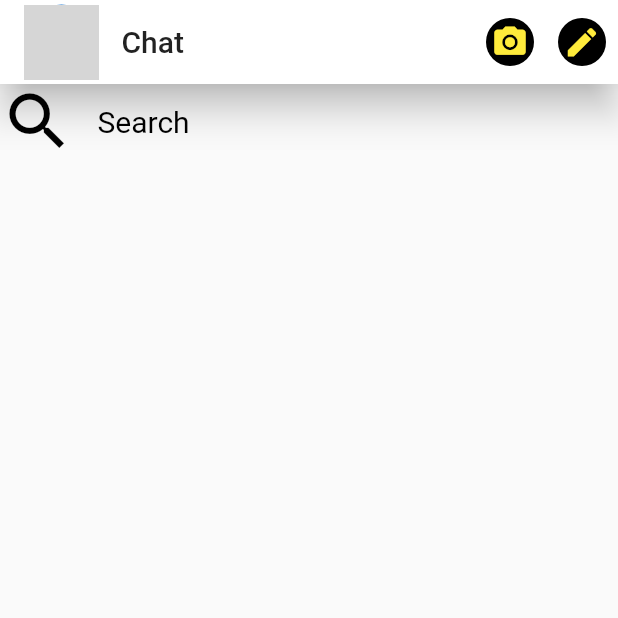
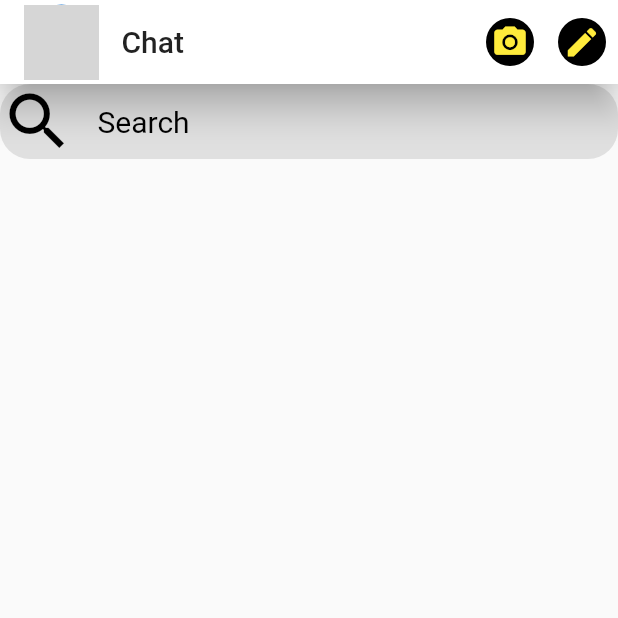
Before and after one commit to Devsaci/messengerdesignmnsour, a Flutter app: the screen it shows after launch, on a phone screen of 412 x 824 dp, the top half of it. Run offline on Flutter 3.47's test engine with Material 2 defaults, Android fonts, the phone set to English and light mode, and no system bars; network calls fail; grey boxes are pictures that could not be loaded.

Commit message:
Container

```diff
--- a/lib/messager_screen.dart
+++ b/lib/messager_screen.dart
@@ -52,7 +52,12 @@ class MessengerScreen extends StatelessWidget {
       ),
       body: Column(
           children: [
-            Row(
+            Container(
+              decoration : BoxDecoration(
+                borderRadius: BorderRadius.circular(20.0),
+                color: Colors.grey[300],
+              ),
+              child: Row(
                 children: [
                   Icon(
                     Icons.search,
@@ -63,6 +68,7 @@ class MessengerScreen extends StatelessWidget {
                   Text("Search", style: TextStyle(fontSize: 20,color: Colors.black),),
                 ],
               ),
+            ),
           ],
       ),
     );
```
Lines whose indentation alone changed are shown as unchanged.
